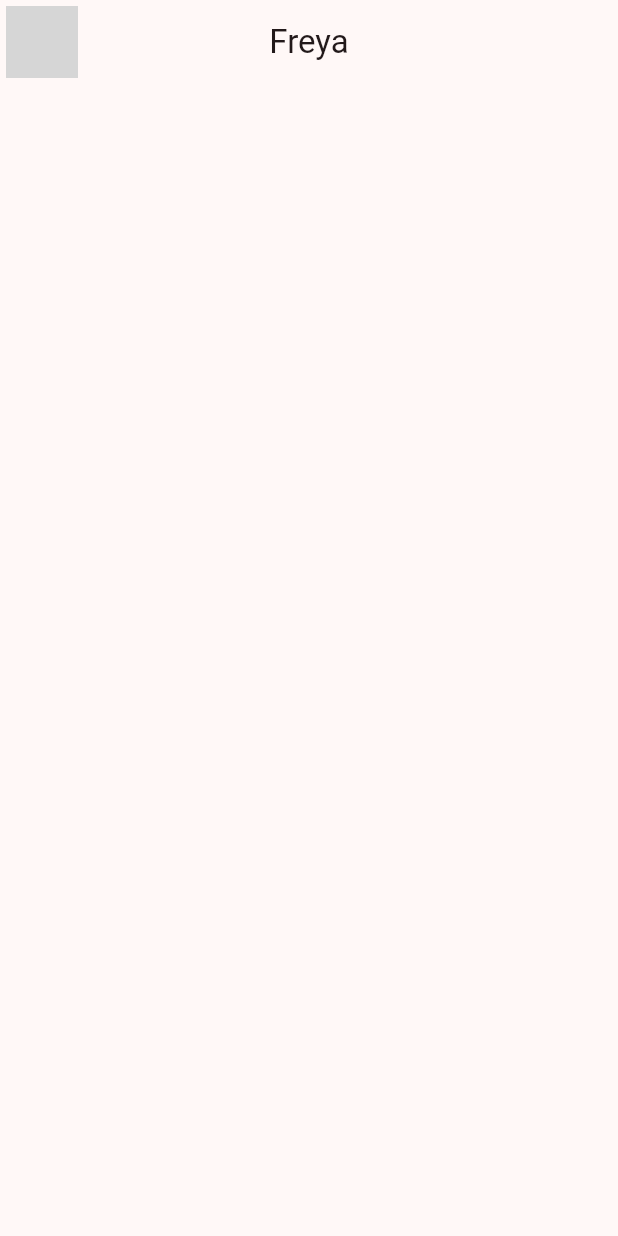
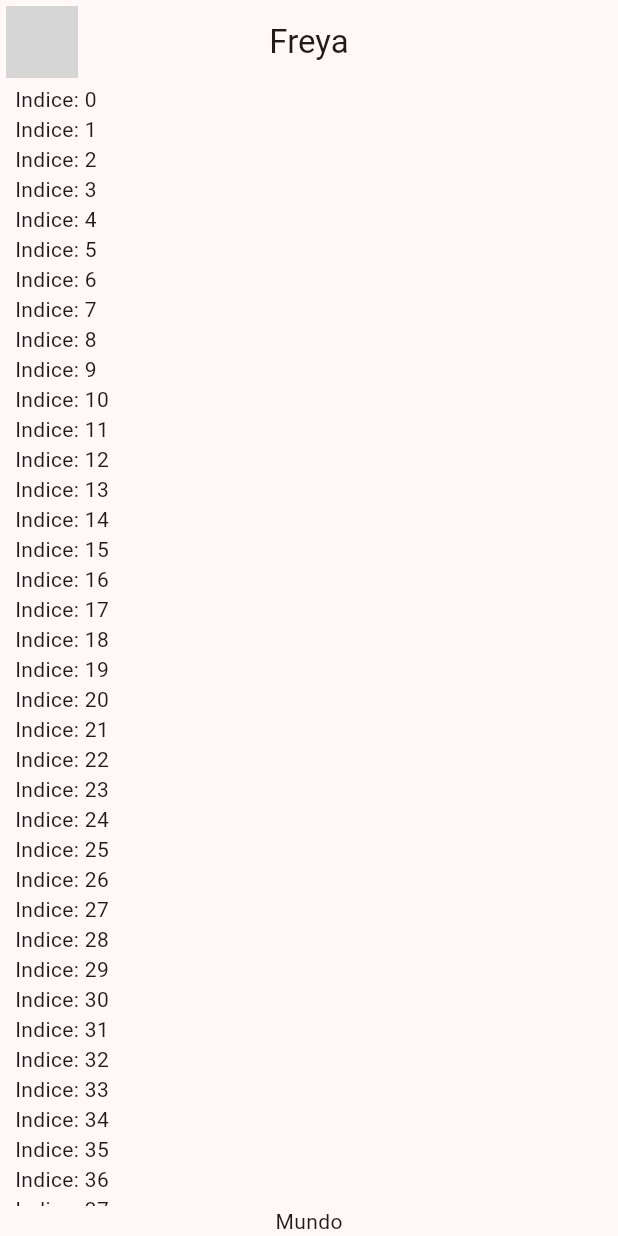
Before and after one commit to 202745EsquedaDaniel/Dart, a Flutter app: the screen it shows after launch, on a phone screen of 412 x 824 dp. Run offline on Flutter 3.47's test engine with Material 3 defaults, Android fonts, the phone set to English and light mode, and no system bars; network calls fail; grey boxes are pictures that could not be loaded.

```diff
--- a/yes_no_app/lib/presentation/chat/chat_screen.dart
+++ b/yes_no_app/lib/presentation/chat/chat_screen.dart
@@ -17,6 +17,30 @@ class ChatScreen extends StatelessWidget {
         title: const Text("Freya"),
         centerTitle: true,
       ),
+      body: _ChatView(),
     );
   }
 }
+
+class _ChatView extends StatelessWidget {
+  @override
+  Widget build(BuildContext context) {
+    return SafeArea(
+      child: Padding(
+        padding: const EdgeInsets.symmetric(horizontal: 10),
+        child: Column(
+          children: [
+            Expanded(
+              child: ListView.builder(
+                  itemCount: 100,
+                  itemBuilder: (context, index) {
+                    return Text("Indice: $index");
+                  }),
+            ),
+            Text("Mundo")
+          ],
+        ),
+      ),
+    );
+  }
+}
```
